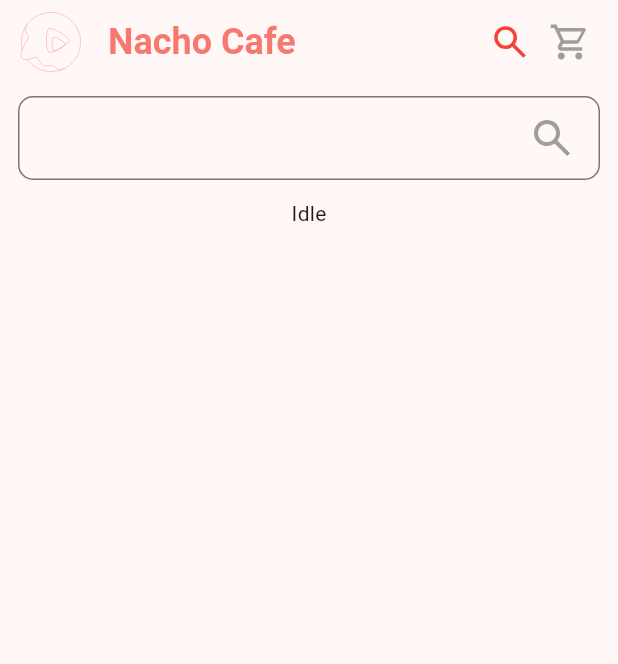
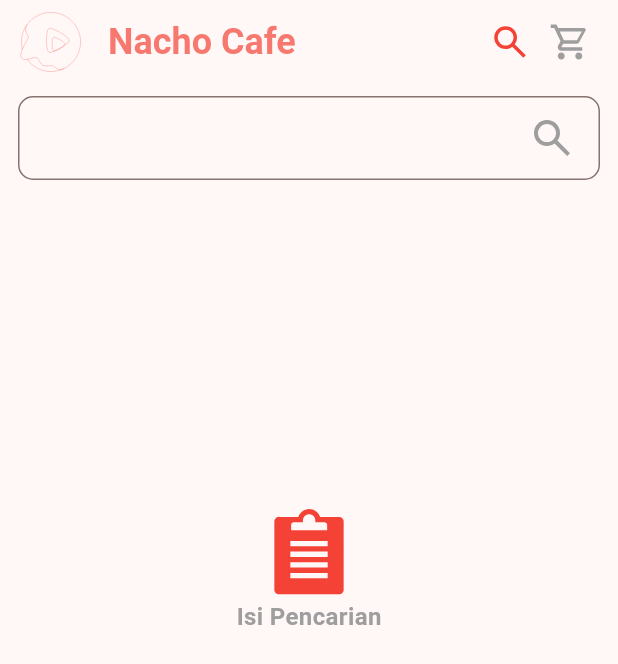
Before and after one commit to ululazmi41/nacho_cafe, a Flutter app: the SearchPage screen opened by its route, on a phone screen of 412 x 824 dp. Shown: the top 664 px of the screen. Run offline on Flutter 3.47's test engine with Material 3 defaults, Android fonts, the phone set to English and light mode, and no system bars; our stand-ins replace flutter_svg.

Commit message:
feat(search): idle and no item message

```diff
--- a/lib/pages/search_page.dart
+++ b/lib/pages/search_page.dart
@@ -12,9 +12,21 @@ class SearchPage extends StatefulWidget {
 }
 
 class _SearchPageState extends State<SearchPage> {
+  final FocusNode _focusSearch = FocusNode();
+
+  @override
+  void dispose() {
+    _focusSearch.dispose();
+    super.dispose();
+  }
+
   @override
   Widget build(BuildContext context) {
-    return Scaffold(
+    return PopScope(
+      onPopInvoked: (bool bool) {
+        Provider.of<MenuProvider>(context, listen: false).search("");
+      },
+      child: Scaffold(
         appBar: AppBar(
           leading: Container(
             margin: const EdgeInsets.only(
@@ -46,7 +58,8 @@ class _SearchPageState extends State<SearchPage> {
                 "images/ic_search.svg",
                 width: 28.0,
                 height: 28.0,
-              colorFilter: const ColorFilter.mode(Colors.red, BlendMode.srcIn),
+                colorFilter:
+                    const ColorFilter.mode(Colors.red, BlendMode.srcIn),
               ),
             ),
             const SizedBox(width: 12.0),
@@ -68,6 +81,7 @@ class _SearchPageState extends State<SearchPage> {
             child: Column(
               children: [
                 TextField(
+                  focusNode: _focusSearch,
                   onChanged: (String newValue) {
                     Provider.of<MenuProvider>(
                       context,
@@ -97,34 +111,59 @@ class _SearchPageState extends State<SearchPage> {
                 Consumer<MenuProvider>(
                   builder: (context, value, child) {
                     if (value.searchState == SearchState.idle) {
-                    return const Center(child: Text("Idle"));
-                  } else if (value.searchState == SearchState.loading) {
-                    return const Center(child: Text("Loading"));
-                  } else if (value.searchState == SearchState.noItem) {
-                    return const Center(child: Text("No Item"));
-                  } else if (value.searchState == SearchState.hasItem) {
-                    return GridView.count(
-                      shrinkWrap: true,
-                      crossAxisCount: 2,
-                      crossAxisSpacing: 12.0,
-                      mainAxisSpacing: 12.0,
-                      physics: const NeverScrollableScrollPhysics(),
-                      children: List.generate(
-                        value.searchMenus.length,
-                        (int index) {
-                          return ItemWidget(
-                            width: double.infinity,
-                            height: double.infinity,
-                            name: value.searchMenus[index].name,
-                            nameFontSize: 16.0,
-                            price: value.searchMenus[index].price,
-                            priceFontSize: 14.0,
-                            imageUrl:
-                                "images/${value.searchMenus[index].filename}",
-                          );
-                        },
+                      return SizedBox(
+                        height: MediaQuery.of(context).size.height * 0.6,
+                        child: Column(
+                          mainAxisAlignment: MainAxisAlignment.center,
+                          children: [
+                            SvgPicture.asset(
+                              "images/ic_clipboard.svg",
+                              width: 64.0,
+                              height: 64.0,
+                              colorFilter: const ColorFilter.mode(
+                                Colors.red,
+                                BlendMode.srcIn,
+                              ),
+                            ),
+                            const Text(
+                              "Isi Pencarian",
+                              style: TextStyle(
+                                fontSize: 16.0,
+                                fontWeight: FontWeight.bold,
+                                color: Colors.grey,
+                              ),
+                            ),
+                          ],
                         ),
                       );
+                    } else if (value.searchState == SearchState.noItem) {
+                      return SizedBox(
+                        height: MediaQuery.of(context).size.height * 0.6,
+                        child: Column(
+                          mainAxisAlignment: MainAxisAlignment.center,
+                          children: [
+                            SvgPicture.asset(
+                              "images/ic_search-fail.svg",
+                              width: 64.0,
+                              height: 64.0,
+                              colorFilter: const ColorFilter.mode(
+                                Colors.red,
+                                BlendMode.srcIn,
+                              ),
+                            ),
+                            const Text(
+                              "Tidak Ditemukan",
+                              style: TextStyle(
+                                fontSize: 16.0,
+                                fontWeight: FontWeight.bold,
+                                color: Colors.grey,
+                              ),
+                            ),
+                          ],
+                        ),
+                      );
+                    } else if (value.searchState == SearchState.hasItem) {
+                      return _HasItem(menus: value.searchMenus);
                     } else {
                       throw "Unreachable code";
                     }
@@ -134,6 +173,38 @@ class _SearchPageState extends State<SearchPage> {
             ),
           ),
         ),
+      ),
     );
   }
 }
+
+class _HasItem extends StatelessWidget {
+  const _HasItem({required this.menus});
+
+  final List<Menu> menus;
+
+  @override
+  Widget build(BuildContext context) {
+    return GridView.count(
+      shrinkWrap: true,
+      crossAxisCount: 2,
+      crossAxisSpacing: 12.0,
+      mainAxisSpacing: 12.0,
+      physics: const NeverScrollableScrollPhysics(),
+      children: List.generate(
+        menus.length,
+        (int index) {
+          return ItemWidget(
+            width: double.infinity,
+            height: double.infinity,
+            name: menus[index].name,
+            nameFontSize: 16.0,
+            price: menus[index].price,
+            priceFontSize: 14.0,
+            imageUrl: "images/${menus[index].filename}",
+          );
+        },
+      ),
+    );
+  }
+}
--- a/lib/states/menu_provider.dart
+++ b/lib/states/menu_provider.dart
@@ -17,7 +17,6 @@ enum MenuState {
 
 enum SearchState {
   idle,
-  loading,
   hasItem,
   noItem,
 }
@@ -164,9 +163,6 @@ class MenuProvider extends ChangeNotifier {
   }
 
   void search(String query) {
-    _searchState = SearchState.loading;
-    notifyListeners();
-
     if (query == "") {
       _searchState = SearchState.idle;
       _searchMenus = _allMenus;
@@ -176,7 +172,7 @@ class MenuProvider extends ChangeNotifier {
 
     List<Menu> result = [];
     for (Menu menu in _allMenus) {
-      final bool isIncludeName = menu.name.contains(query);
+      final bool isIncludeName = menu.name.toLowerCase().contains(query);
       final bool isIncludePrice = menu.price.toString().contains(query);
       if (isIncludeName || isIncludePrice) {
         result.add(menu);
```
Lines whose indentation alone changed are shown as unchanged.
